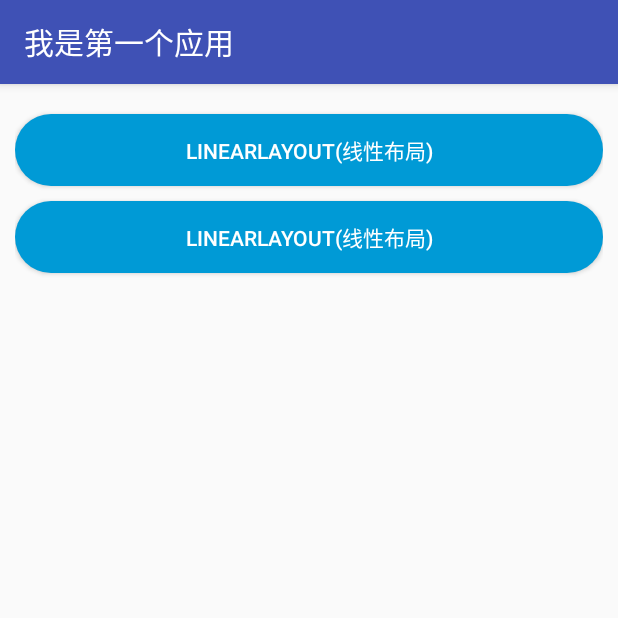
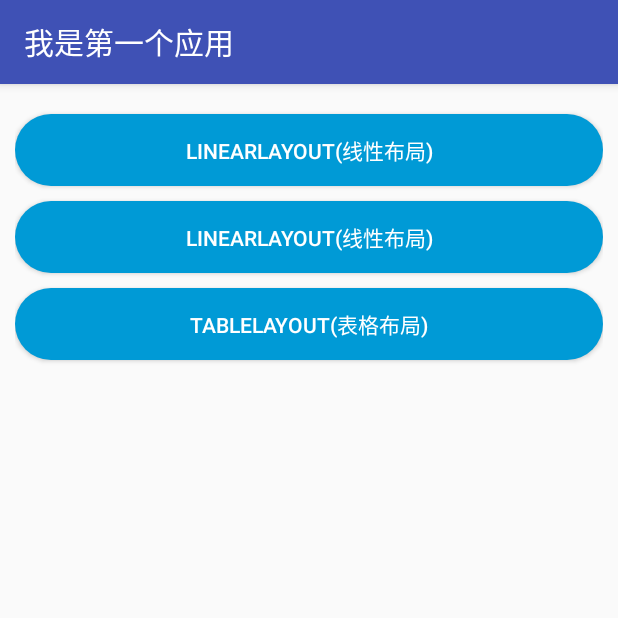
Before and after one commit to xiusan/MyApplication, an Android app: the screen it shows after launch (MainActivity), on a phone screen of 412 x 824 dp, the top half of it. Run offline under Robolectric (Android 15) with nearby library versions, the phone set to English and light mode, and no system bars.

Commit message:
TableLayout(表格布局)

```diff
--- a/app/src/main/AndroidManifest.xml
+++ b/app/src/main/AndroidManifest.xml
@@ -27,6 +27,11 @@
         <activity
             android:name=".ui.UiRelativeLayoutActivity"
             android:label="相对布局" />
+
+        <!-- RelativeLayout(相对布局) -->
+        <activity
+            android:name=".ui.UiTableLayoutActivity"
+            android:label="表格布局" />
     </application>
 
 </manifest>
--- a/app/src/main/java/com/example/administrator/myapplication/MainActivity.java
+++ b/app/src/main/java/com/example/administrator/myapplication/MainActivity.java
@@ -8,6 +8,7 @@ import android.widget.Button;
 
 import com.example.administrator.myapplication.ui.UiLinearLayout;
 import com.example.administrator.myapplication.ui.UiRelativeLayoutActivity;
+import com.example.administrator.myapplication.ui.UiTableLayoutActivity;
 
 /**
  * 布局总控代码
@@ -20,6 +21,9 @@ public class MainActivity extends AppCompatActivity implements View.OnClickListe
     //RelativeLayout(相对布局)
     private Button activityLlinearLayou;
 
+    //RelativeLayout(相对布局)
+    private Button activityTableTayout;
+
 
     @Override
     protected void onCreate(Bundle savedInstanceState) {
@@ -30,9 +34,14 @@ public class MainActivity extends AppCompatActivity implements View.OnClickListe
 
     private void initView() {
         activityLinearLayou = (Button) findViewById(R.id.btn_linear_layout);
+        //这里必须添加应用事件
         activityLinearLayou.setOnClickListener(this);
+
         activityLlinearLayou = (Button) findViewById(R.id.btn_relative_layout);
         activityLlinearLayou.setOnClickListener(this);
+
+        activityTableTayout = (Button) findViewById(R.id.btn_table_layout);
+        activityTableTayout.setOnClickListener(this);
     }
     @Override
     public void onClick(View v) {
@@ -48,6 +57,11 @@ public class MainActivity extends AppCompatActivity implements View.OnClickListe
                 System.out.println("UiRelativeLayoutActivity");
                 startActivity(new Intent(this, UiRelativeLayoutActivity.class));
                 break;
+                case R.id.btn_table_layout:
+
+                System.out.println("UiTableLayoutActivity");
+                startActivity(new Intent(this, UiTableLayoutActivity.class));
+                break;
         }
     }
 
--- a/app/src/main/res/layout/activity_main.xml
+++ b/app/src/main/res/layout/activity_main.xml
@@ -22,4 +22,13 @@
         android:background="@drawable/button_bg"
         android:text="LinearLayout(线性布局)"
         android:textColor="@android:color/white" />
+
+    <Button
+        android:id="@+id/btn_table_layout"
+        android:layout_width="match_parent"
+        android:layout_height="wrap_content"
+        android:layout_marginTop="10dp"
+        android:background="@drawable/button_bg"
+        android:text="TableLayout(表格布局)"
+        android:textColor="@android:color/white" />
 </LinearLayout>
--- a/app/src/main/res/layout/activity_relative_layout.xml
+++ b/app/src/main/res/layout/activity_relative_layout.xml
@@ -4,6 +4,7 @@
     android:layout_width="match_parent"
     android:layout_height="match_parent" >
 
+    <!--以img1 为相对位置布局-->
     <!-- 这个是在容器中央的 -->
 
     <ImageView
```
Also changed, not shown: app/src/main/java/com/example/administrator/myapplication/ui/UiTableLayoutActivity.java (added, +28 -0 lines), app/src/main/res/layout/activity_table_layout.xml (added, +53 -0 lines).
